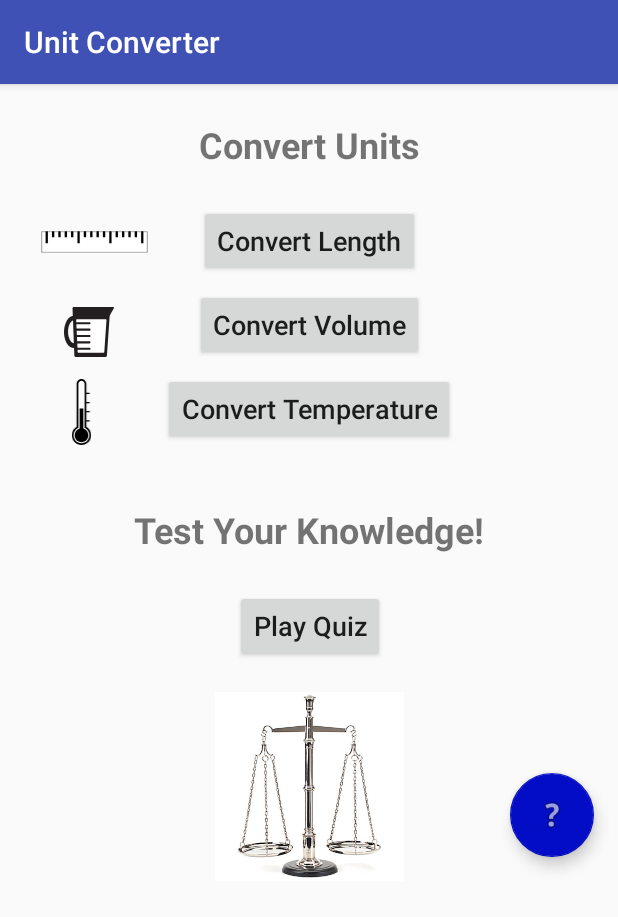
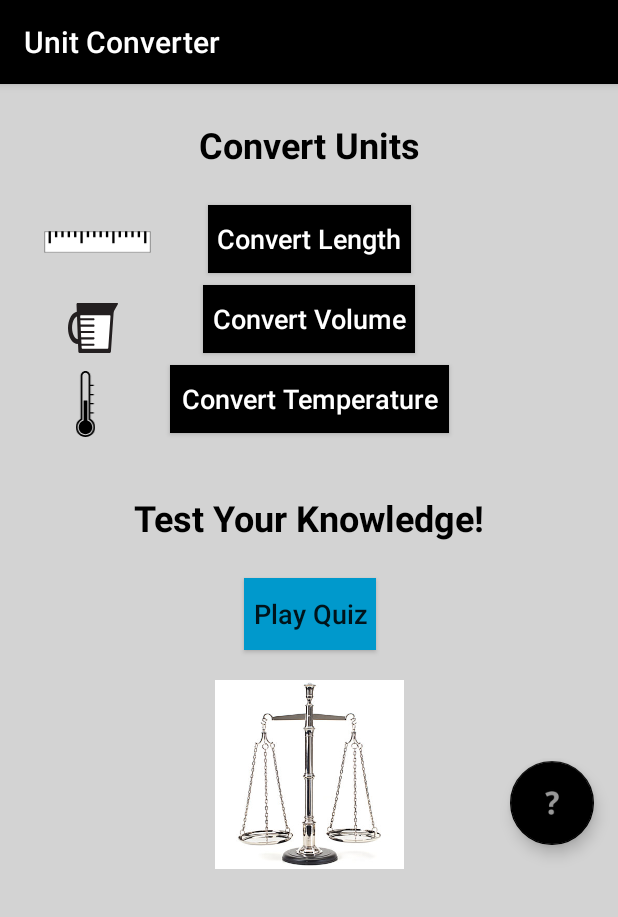
Before and after one commit to shawncheek/UnitConverter, an Android app: the screen it shows after launch (MainActivity), on a phone screen of 412 x 824 dp. Shown: the top 917 px of the screen. Run offline under Robolectric (Android 15) with nearby library versions, the phone set to English and light mode, and no system bars.

Commit message:
Tweaked themes.

```diff
--- a/app/src/main/java/com/homework/unitconverter/ConvertLengthActivity.java
+++ b/app/src/main/java/com/homework/unitconverter/ConvertLengthActivity.java
@@ -32,7 +32,7 @@ public class ConvertLengthActivity extends AppCompatActivity {
         fab.setOnClickListener(new View.OnClickListener() {
             @Override
             public void onClick(View view) {
-                Snackbar.make(view, "Replace with your own action", Snackbar.LENGTH_LONG)
+                Snackbar.make(view, "Select units to convert from and to and enter a value.", Snackbar.LENGTH_LONG)
                         .setAction("Action", null).show();
             }
         });
--- a/app/src/main/java/com/homework/unitconverter/ConvertTempActivity.java
+++ b/app/src/main/java/com/homework/unitconverter/ConvertTempActivity.java
@@ -28,8 +28,7 @@ public class ConvertTempActivity extends AppCompatActivity {
         Drawable background = getResources().getDrawable(R.drawable.thermometers);
         background.setAlpha(50);
 
-        final String help = "Select units to convert from and to from the drop-down menus " +
-                "and enter an temperature value to convert.";
+        final String help = "Select units to convert from and to and enter a value.";
 
         FloatingActionButton fab = findViewById(R.id.fab);
         fab.setOnClickListener(new View.OnClickListener() {
--- a/app/src/main/java/com/homework/unitconverter/ConvertVolumeActivity.java
+++ b/app/src/main/java/com/homework/unitconverter/ConvertVolumeActivity.java
@@ -32,7 +32,7 @@ public class ConvertVolumeActivity extends AppCompatActivity {
         fab.setOnClickListener(new View.OnClickListener() {
             @Override
             public void onClick(View view) {
-                Snackbar.make(view, "Replace with your own action", Snackbar.LENGTH_LONG)
+                Snackbar.make(view, "Select units to convert from and to and enter a value.", Snackbar.LENGTH_LONG)
                         .setAction("Action", null).show();
             }
         });
--- a/app/src/main/java/com/homework/unitconverter/MainActivity.java
+++ b/app/src/main/java/com/homework/unitconverter/MainActivity.java
@@ -58,6 +58,8 @@ public class MainActivity extends AppCompatActivity {
             }
         });
 
+
+
     }
 
     public void openConvertLength(){
--- a/app/src/main/res/layout/activity_main.xml
+++ b/app/src/main/res/layout/activity_main.xml
@@ -4,6 +4,7 @@
     xmlns:tools="http://schemas.android.com/tools"
     android:layout_width="match_parent"
     android:layout_height="match_parent"
+    android:background="#d3d3d3"
     tools:context=".MainActivity">
 
     <android.support.constraint.ConstraintLayout
@@ -20,6 +21,7 @@
             android:layout_marginEnd="8dp"
             android:layout_marginRight="8dp"
             android:text="@string/convert_units"
+            android:textColor="@android:color/black"
             android:textSize="24sp"
             android:textStyle="bold"
             android:typeface="sans"
@@ -30,15 +32,17 @@
 
         <Button
             android:id="@+id/buttonConvertLength"
-            android:layout_width="wrap_content"
-            android:layout_height="wrap_content"
+            android:layout_width="135dp"
+            android:layout_height="45dp"
             android:layout_marginStart="8dp"
             android:layout_marginLeft="8dp"
             android:layout_marginTop="24dp"
             android:layout_marginEnd="8dp"
             android:layout_marginRight="8dp"
+            android:background="@android:color/black"
             android:text="@string/convert_length"
             android:textAllCaps="false"
+            android:textColor="@android:color/white"
             android:textSize="18sp"
             app:layout_constraintEnd_toEndOf="parent"
             app:layout_constraintStart_toStartOf="parent"
@@ -46,15 +50,17 @@
 
         <Button
             android:id="@+id/buttonConvertVolume"
-            android:layout_width="wrap_content"
-            android:layout_height="wrap_content"
+            android:layout_width="141dp"
+            android:layout_height="45dp"
             android:layout_marginStart="8dp"
             android:layout_marginLeft="8dp"
             android:layout_marginTop="8dp"
             android:layout_marginEnd="8dp"
             android:layout_marginRight="8dp"
+            android:background="@android:color/black"
             android:text="@string/convert_volume"
             android:textAllCaps="false"
+            android:textColor="@android:color/white"
             android:textSize="18sp"
             app:layout_constraintEnd_toEndOf="parent"
             app:layout_constraintStart_toStartOf="parent"
@@ -62,15 +68,17 @@
 
         <Button
             android:id="@+id/buttonConvertTemp"
-            android:layout_width="wrap_content"
-            android:layout_height="wrap_content"
+            android:layout_width="186dp"
+            android:layout_height="45dp"
             android:layout_marginStart="8dp"
             android:layout_marginLeft="8dp"
             android:layout_marginTop="8dp"
             android:layout_marginEnd="8dp"
             android:layout_marginRight="8dp"
+            android:background="@android:color/black"
             android:text="@string/convert_temperature"
             android:textAllCaps="false"
+            android:textColor="@android:color/white"
             android:textSize="18sp"
             app:layout_constraintEnd_toEndOf="parent"
             app:layout_constraintStart_toStartOf="parent"
@@ -86,6 +94,7 @@
             android:layout_marginEnd="8dp"
             android:layout_marginRight="8dp"
             android:text="@string/test_your_knowledge"
+            android:textColor="@android:color/black"
             android:textSize="24sp"
             android:textStyle="bold"
             android:typeface="sans"
@@ -104,6 +113,7 @@
             android:layout_marginEnd="8dp"
             android:layout_marginRight="8dp"
             android:layout_marginBottom="8dp"
+            android:background="@android:color/holo_blue_dark"
             android:text="@string/play_quiz"
             android:textAllCaps="false"
             android:textSize="18sp"
--- a/app/src/main/res/layout/content_convert_temp.xml
+++ b/app/src/main/res/layout/content_convert_temp.xml
@@ -27,6 +27,7 @@
         android:layout_marginLeft="16dp"
         android:layout_marginTop="8dp"
         android:text="@string/convert_from"
+        android:textColor="@android:color/black"
         android:textSize="18sp"
         android:textStyle="bold"
         app:layout_constraintStart_toStartOf="parent"
@@ -42,6 +43,7 @@
         android:layout_marginEnd="8dp"
         android:layout_marginRight="8dp"
         android:text="@string/convert_to"
+        android:textColor="@android:color/black"
         android:textSize="18sp"
         android:textStyle="bold"
         app:layout_constraintEnd_toEndOf="parent"
@@ -134,6 +136,7 @@
         android:layout_marginEnd="8dp"
         android:layout_marginRight="8dp"
         android:text="@string/value"
+        android:textColor="@android:color/black"
         android:textSize="18sp"
         android:textStyle="bold"
         app:layout_constraintEnd_toEndOf="parent"
--- a/app/src/main/res/layout/content_convert_volume.xml
+++ b/app/src/main/res/layout/content_convert_volume.xml
@@ -27,6 +27,7 @@
         android:layout_marginLeft="16dp"
         android:layout_marginTop="8dp"
         android:text="@string/convert_from"
+        android:textColor="@android:color/black"
         android:textSize="18sp"
         android:textStyle="bold"
         app:layout_constraintStart_toStartOf="parent"
@@ -42,6 +43,7 @@
         android:layout_marginEnd="8dp"
         android:layout_marginRight="8dp"
         android:text="@string/convert_to"
+        android:textColor="@android:color/black"
         android:textSize="18sp"
         android:textStyle="bold"
         app:layout_constraintEnd_toEndOf="parent"
@@ -134,6 +136,7 @@
         android:layout_marginEnd="8dp"
         android:layout_marginRight="8dp"
         android:text="@string/value"
+        android:textColor="@android:color/black"
         android:textSize="18sp"
         android:textStyle="bold"
         app:layout_constraintEnd_toEndOf="parent"
--- a/app/src/main/res/layout/content_play_quiz.xml
+++ b/app/src/main/res/layout/content_play_quiz.xml
@@ -4,6 +4,8 @@
     xmlns:tools="http://schemas.android.com/tools"
     android:layout_width="match_parent"
     android:layout_height="match_parent"
+
+    android:divider="#A9A9A9"
     app:layout_behavior="@string/appbar_scrolling_view_behavior"
     tools:context=".PlayQuizActivity"
     tools:showIn="@layout/app_bar_play_quiz">
--- a/app/src/main/res/values/colors.xml
+++ b/app/src/main/res/values/colors.xml
@@ -1,6 +1,6 @@
 <?xml version="1.0" encoding="utf-8"?>
 <resources>
-    <color name="colorPrimary">#3F51B5</color>
-    <color name="colorPrimaryDark">#303F9F</color>
-    <color name="colorAccent">#040dc6</color>
+    <color name="colorPrimary">#000000</color>
+    <color name="colorPrimaryDark">#d3d3d3</color>
+    <color name="colorAccent">#000000</color>
 </resources>
--- a/app/src/main/res/values/strings.xml
+++ b/app/src/main/res/values/strings.xml
@@ -47,7 +47,7 @@
     <string name="nav_header_desc">Navigation header</string>
     <string name="action_settings">Settings</string>
     <string name="unit_converter">Unit Converter</string>
-    <string name="created_by">Created by: Shawn Cheek</string>
+    <string name="created_by">Created by: Shawn Cheek (CSC451 Assignment 1)</string>
     <string name="home">Home</string>
     <string name="_2_decimal_places">2 decimal places</string>
     <string name="check">Check</string>
```
